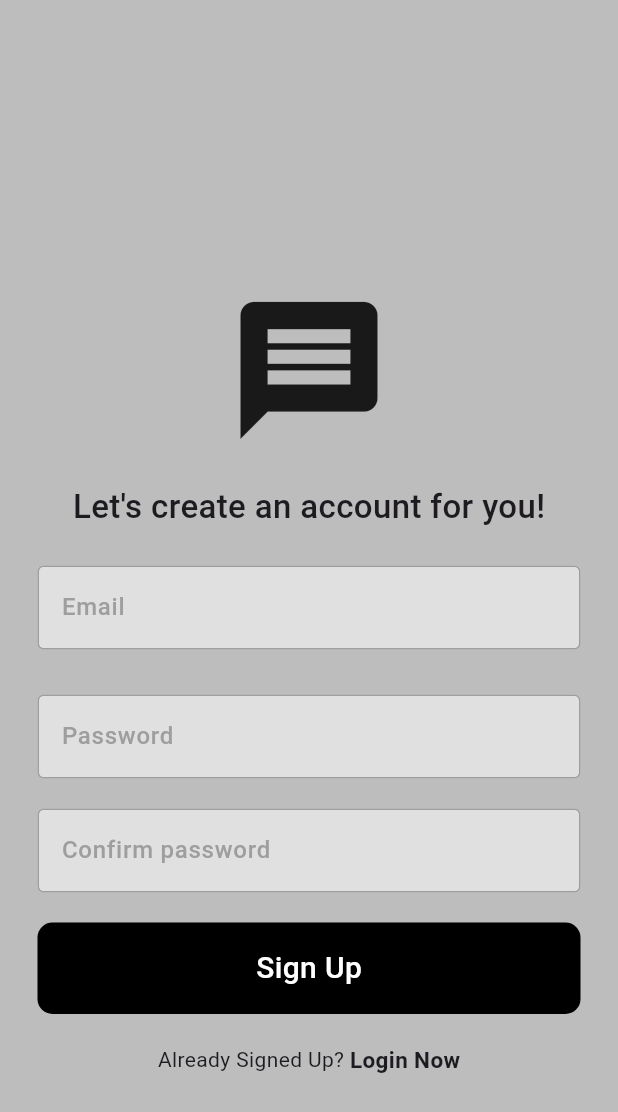
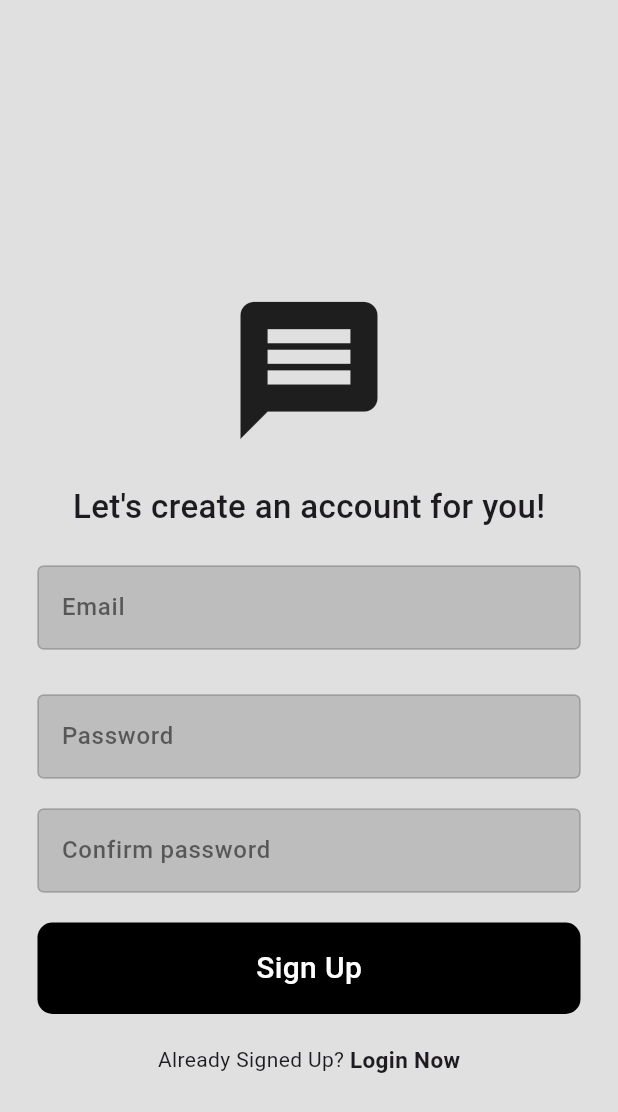
Before and after one commit to Charan0313/Chat_Buddy, a Flutter app: the screen it shows after launch, after a tap on "Register now", on a phone screen of 412 x 824 dp. Shown: the top 1112 px of the screen. Run offline on Flutter 3.47's test engine with Material 3 defaults, Android fonts, the phone set to English and light mode, and no system bars; our stand-ins replace cloud_firestore, firebase_auth, firebase_core; accounts and stored records are empty; network calls fail.

Commit message:
Updated the styling of the app

```diff
--- a/lib/components/ChatBubble.dart
+++ b/lib/components/ChatBubble.dart
@@ -10,7 +10,7 @@ class ChatBubble extends StatelessWidget {
     return Container(
       padding: EdgeInsets.all(12),
       decoration: BoxDecoration(
-          borderRadius: BorderRadius.circular(8), color: Colors.blue),
+          borderRadius: BorderRadius.circular(8), color: Colors.grey[600]),
       child: Text(
         message,
         style: TextStyle(fontSize: 15,  color: Colors.white),
--- a/lib/components/Text_field.dart
+++ b/lib/components/Text_field.dart
@@ -21,10 +21,10 @@ class MyTextField extends StatelessWidget {
         focusedBorder: const OutlineInputBorder(
             borderSide: BorderSide(color: Colors.grey)
         ),
-        fillColor:  Colors.grey[300],
+        fillColor:  Colors.grey[400],
         filled: true,
         hintText: hinttext,
-        hintStyle: TextStyle(color: Colors.grey,
+        hintStyle: TextStyle(color: Colors.black54,
         fontWeight: FontWeight.w500),
       ),
     );
--- a/lib/pages/ChatPage.dart
+++ b/lib/pages/ChatPage.dart
@@ -32,9 +32,11 @@ class _chatpageState extends State<chatpage> {
   @override
   Widget build(BuildContext context) {
     return Scaffold(
+      backgroundColor: Colors.grey[300],
       appBar: AppBar(
         title: Text(widget.receiverEmail),
         centerTitle: true,
+        backgroundColor: Colors.grey[800],
       ),
       body: Column(
         children: [
--- a/lib/pages/HomePage.dart
+++ b/lib/pages/HomePage.dart
@@ -24,7 +24,9 @@ class _HomePageState extends State<HomePage> {
   @override
   Widget build(BuildContext context) {
     return Scaffold(
+        backgroundColor: Colors.grey[300],
         appBar: AppBar(
+          backgroundColor: Colors.grey[700],
           title: Text('HomePage'),
           centerTitle: true,
           actions: [
@@ -61,7 +63,9 @@ class _HomePageState extends State<HomePage> {
 //display all the users except the current
     if (_auth.currentUser!.email != data['email']) {
       return ListTile(
-        title: Text(data['email']),
+        title: Text(data['email'],style: TextStyle(
+          fontSize: 17,
+        ),),
         onTap: () {
           Navigator.push(
             context,
--- a/lib/pages/LoginPage.dart
+++ b/lib/pages/LoginPage.dart
@@ -30,7 +30,7 @@ class LoginPage extends StatelessWidget {
   @override
   Widget build(BuildContext context) {
     return Scaffold(
-      backgroundColor: Colors.grey[400],
+      backgroundColor: Colors.grey[300],
       body: SafeArea(
         child: Center(
           child: Padding(
--- a/lib/pages/RegisterPage.dart
+++ b/lib/pages/RegisterPage.dart
@@ -49,7 +49,7 @@ class _RegisterPageState extends State<RegisterPage> {
   @override
   Widget build(BuildContext context) {
     return Scaffold(
-      backgroundColor: Colors.grey[400],
+      backgroundColor: Colors.grey[300],
       body: SafeArea(
         child: Center(
           child: Padding(
```
